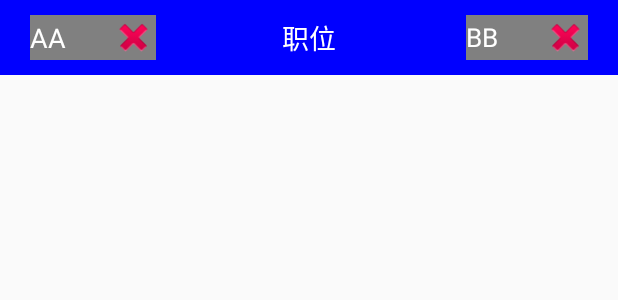
After one commit to XinYiWorld/CZBaseDevLibary, an Android app: the layout include_title.xml on its own in the app's theme, with its tools: preview values and no code run, on a phone screen of 412 x 824 dp. The commit adds this screen. Shown: the top 300 px of the screen. Run offline under Robolectric (Android 15) with nearby library versions, the phone set to English and light mode, and no system bars.

```diff
--- a/CZBaseDevTool/src/main/java/com/xinyi/czbasedevtool/base/main/BaseAppCompatActivity.java
+++ b/CZBaseDevTool/src/main/java/com/xinyi/czbasedevtool/base/main/BaseAppCompatActivity.java
@@ -60,6 +60,10 @@ public   abstract class BaseAppCompatActivity<BindingObj> extends AppCompatActiv
         mContext = this;
         mSupportFragmentManager = getSupportFragmentManager();
 
+        //分层 合成聚合原则
+        httpMaster = new HttpMaster(this, this,this);
+        dialogMaster = new DialogMaster(this);
+        navigateMaster = new NavigateMaster(this);
 
         Log.i(TAG, "onCreate: ");
         try{
@@ -76,10 +80,6 @@ public   abstract class BaseAppCompatActivity<BindingObj> extends AppCompatActiv
 
             initTitleLayout();
 
-            //分层 合成聚合原则
-            httpMaster = new HttpMaster(this, this,this);
-            dialogMaster = new DialogMaster(this);
-            navigateMaster = new NavigateMaster(this);
             mWindowDecorView = this.getWindow().getDecorView();     //注意要在setContenView之后调用
 
             //取参数
--- a/CZBaseDevTool/src/main/java/com/xinyi/czbasedevtool/base/main/BaseFragment.java
+++ b/CZBaseDevTool/src/main/java/com/xinyi/czbasedevtool/base/main/BaseFragment.java
@@ -52,6 +52,11 @@ public   abstract class BaseFragment<BindingObj> extends Fragment implements I_B
     public View onCreateView(LayoutInflater inflater, @Nullable ViewGroup container, @Nullable Bundle savedInstanceState) {
         mContext = getActivity();
 
+        //分层 合成聚合原则
+        httpMaster = new HttpMaster(mContext, this,this);
+        dialogMaster = new DialogMaster(mContext);
+        navigateMaster = new NavigateMaster(mContext);
+
 
         Log.i(TAG, "onCreateView: ");
         try{
@@ -61,12 +66,7 @@ public   abstract class BaseFragment<BindingObj> extends Fragment implements I_B
 
             initTitleLayout();
 
-            //分层 合成聚合原则
-            httpMaster = new HttpMaster(mContext, this,this);
-            dialogMaster = new DialogMaster(mContext);
-            navigateMaster = new NavigateMaster(mContext);
             mWindowDecorView = getActivity().getWindow().getDecorView();
-
 
             //取参数
             Bundle extras = getArguments();
--- a/app/src/main/AndroidManifest.xml
+++ b/app/src/main/AndroidManifest.xml
@@ -10,7 +10,7 @@
         android:name=".MApplication"
         >
 
-        <activity android:name=".net_test.NetTestActivity">
+        <activity android:name=".DefaultLaunchActivity">
             <intent-filter >
                 <action android:name="android.intent.action.MAIN"/>
                 <category android:name="android.intent.category.LAUNCHER"/>
--- a/app/src/main/java/xinyi/com/czdevmodule/DefaultLaunchActivity.java
+++ b/app/src/main/java/xinyi/com/czdevmodule/DefaultLaunchActivity.java
@@ -1,32 +1,26 @@
 package xinyi.com.czdevmodule;
 
 import android.content.Intent;
-import android.os.Bundle;
-import android.support.v4.app.FragmentActivity;
 import android.util.Log;
 
+import com.xinyi.czbasedevtool.base.bean.BaseHttpResponseBean;
+import com.xinyi.czbasedevtool.base.main.DefaultBaseAppCompatActivity;
 import com.xinyi.czbasedevtool.base.manager.PermissionManager;
-import com.xinyi.czbasedevtool.base.manager.ui_about.FragmentMaster;
+import com.xinyi.czbasedevtool.base.view.ContentViewHolder;
+
+import java.io.IOException;
 
 /**
  * Created by 陈章 on 2017/2/13 0013.
  * func:
  */
 
-public class DefaultLaunchActivity extends FragmentActivity {
+public class DefaultLaunchActivity extends DefaultBaseAppCompatActivity {
     private static final String TAG = "DefaultLaunchActivity";
+
     @Override
-    protected void onCreate(Bundle savedInstanceState) {
-        super.onCreate(savedInstanceState);
-        setContentView(R.layout.activity_demo);
-
-        FragmentMaster aa = new FragmentMaster(this,getSupportFragmentManager());
-        aa.begin();
-        aa.showFragment(R.id.content,new Fragment1());
-        aa.commit();
-
-
-        PermissionManager.getInstance(this).requestFloatWindowPermission(100);
+    public boolean useDataBinding() {
+        return false;
     }
 
     @Override
@@ -40,4 +34,42 @@ public class DefaultLaunchActivity extends FragmentActivity {
             }
         }
     }
+
+    @Override
+    public <T> void onSuccess(int requestCode, BaseHttpResponseBean codeInfoBean, T successBean) {
+
+    }
+
+    @Override
+    public int getLayoutID() {
+        return R.layout.activity_demo;
+    }
+
+
+
+    @Override
+    public int getTitleStringRes() {
+        return R.string.appbar_scrolling_view_behavior;
+    }
+
+    @Override
+    public <BindingObj> void bindView(BindingObj binding) throws IOException {
+
+    }
+
+    @Override
+    public void bindView(ContentViewHolder contentViewHolder) throws IOException {
+//        FragmentMaster aa = new FragmentMaster(this,getSupportFragmentManager());
+//        aa.begin();
+//        aa.showFragment(R.id.content,new Fragment1());
+//        aa.commit();
+//
+//
+//        PermissionManager.getInstance(this).requestFloatWindowPermission(100);
+    }
+
+    @Override
+    public void doOnCreateInit() {
+
+    }
 }
--- a/app/src/main/res/layout/activity_demo.xml
+++ b/app/src/main/res/layout/activity_demo.xml
@@ -3,9 +3,9 @@
     xmlns:app="http://schemas.android.com/apk/res-auto"
     android:orientation="vertical" android:layout_width="match_parent"
     android:layout_height="match_parent">
+    <include layout="@layout/include_title"/>
     <FrameLayout
         android:id="@+id/content"
         android:layout_width="match_parent"
-        android:layout_height="match_parent"></FrameLayout>
-
+        android:layout_height="wrap_content"></FrameLayout>
 </LinearLayout>
--- /dev/null
+++ b/app/src/main/res/layout/include_title.xml
@@ -0,0 +1,83 @@
+<?xml version="1.0" encoding="utf-8"?>
+<RelativeLayout xmlns:android="http://schemas.android.com/apk/res/android"
+    android:id="@+id/rl_title_root"
+    xmlns:tools="http://schemas.android.com/tools"
+    android:layout_width="match_parent"
+    android:layout_height="50dp"
+    android:background="#0000ff"
+ >
+
+    <TextView
+        android:id="@id/title_layout_center_title"
+        android:layout_width="wrap_content"
+        android:layout_height="wrap_content"
+        android:textSize="18sp"
+        tools:text="职位"
+        android:gravity="center"
+        android:singleLine="true"
+        android:textColor="@color/white"
+        android:layout_centerInParent="true" />
+
+    <LinearLayout
+        android:id="@id/title_layout_left_wrapper"
+        android:layout_width="wrap_content"
+        android:layout_height="wrap_content"
+        android:orientation="horizontal"
+        android:layout_centerVertical="true"
+        android:layout_alignParentLeft="true"
+        android:layout_marginLeft="20dp"
+        android:gravity="center_vertical"
+        android:background="@color/gray"
+        >
+
+        <TextView
+            android:id="@id/title_layout_left_txt"
+            android:layout_width="wrap_content"
+            android:layout_height="wrap_content"
+            android:textSize="18sp"
+            tools:text="AA"
+            android:gravity="center"
+            android:singleLine="true"
+            android:textColor="@color/white"
+            android:layout_centerInParent="true" />
+
+        <ImageView
+            android:id="@id/title_layout_left_image"
+            android:layout_width="30dp"
+            android:layout_height="30dp"
+            tools:src="@android:drawable/ic_delete"
+            android:layout_marginLeft="30dp" />
+    </LinearLayout>
+
+
+    <LinearLayout
+        android:id="@id/title_layout_right_wrapper"
+        android:layout_width="wrap_content"
+        android:layout_height="wrap_content"
+        android:orientation="horizontal"
+        android:layout_centerVertical="true"
+        android:layout_alignParentRight="true"
+        android:layout_marginRight="20dp"
+        android:gravity="center_vertical"
+        android:background="@color/gray"
+        >
+
+        <TextView
+            android:id="@id/title_layout_right_txt"
+            android:layout_width="wrap_content"
+            android:layout_height="wrap_content"
+            android:textSize="17sp"
+            tools:text="BB"
+            android:gravity="center"
+            android:singleLine="true"
+            android:textColor="@color/white"
+            android:layout_centerInParent="true" />
+
+        <ImageView
+            android:id="@id/title_layout_right_image"
+            android:layout_width="30dp"
+            android:layout_height="30dp"
+            tools:src="@android:drawable/ic_delete"
+            android:layout_marginLeft="30dp" />
+    </LinearLayout>
+</RelativeLayout>
```
